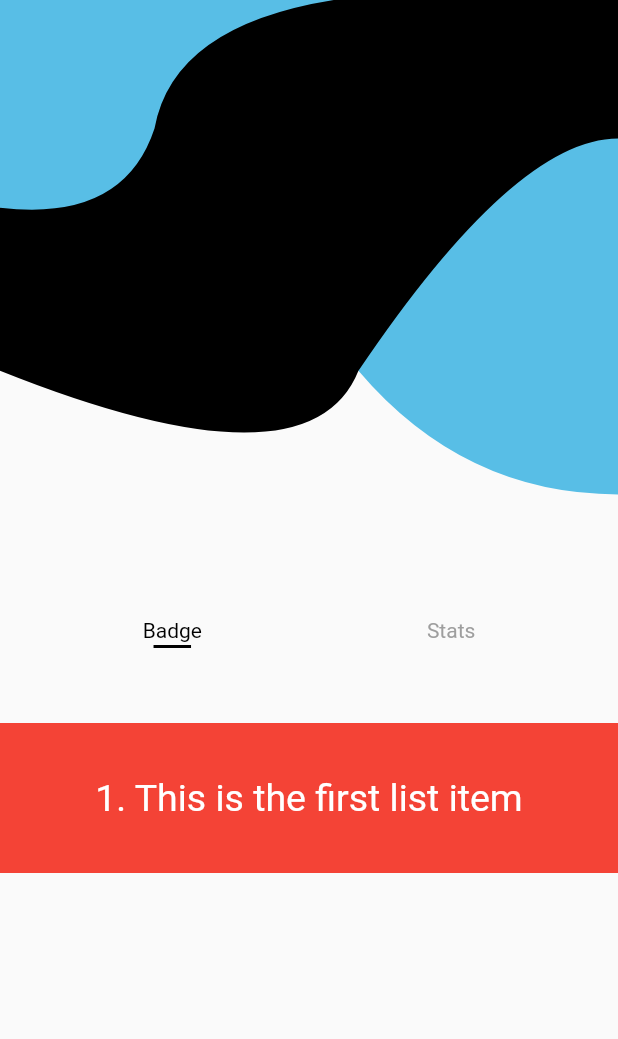
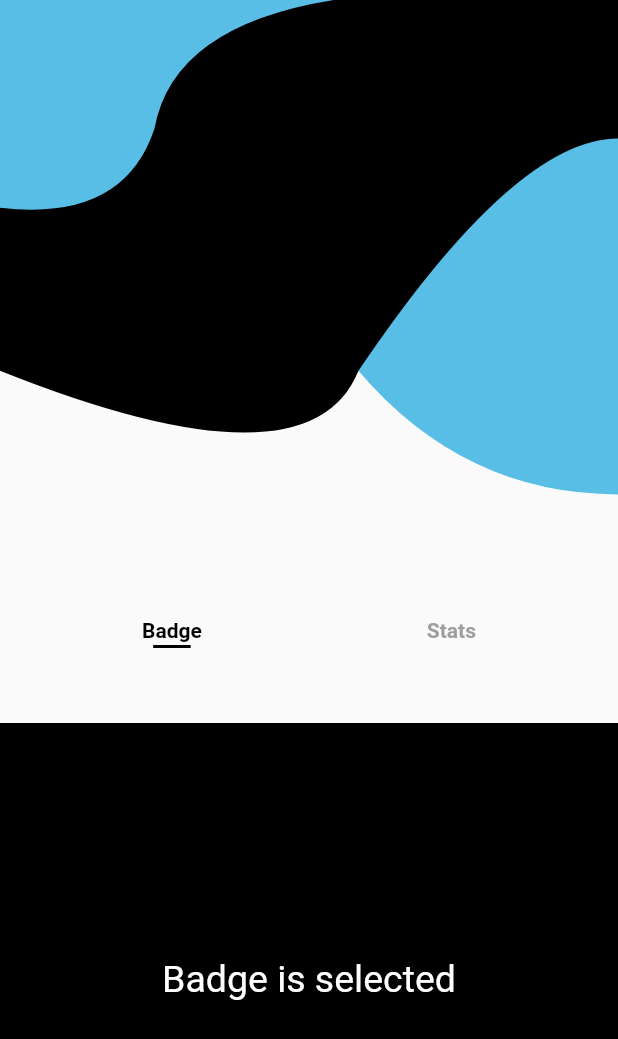
Before and after one commit to victoradepoju/Flutter-Custom-Painter, a Flutter app: the screen it shows after launch, on a phone screen of 412 x 824 dp. Shown: the top 1039 px of the screen. Run offline on Flutter 3.47's test engine with Material 2 defaults, Android fonts, the phone set to English and light mode, and no system bars.

Commit message:
adjusted dimensions

```diff
--- a/lib/main.dart
+++ b/lib/main.dart
@@ -99,6 +99,7 @@ class _MyHomePageState extends State<MyHomePage> {
                                 Text(
                                   textHeader[index],
                                   style: TextStyle(
+                                    fontWeight: FontWeight.bold,
                                     color: isSelect == index
                                         ? Colors.black
                                         : Colors.grey,
@@ -121,8 +122,7 @@ class _MyHomePageState extends State<MyHomePage> {
               ),
             ),
             const SizedBox(height: 20),
-            SizedBox(
-              height: 100,
+            Expanded(
               child: ListView(
                 physics: const NeverScrollableScrollPhysics(
                     parent: NeverScrollableScrollPhysics()),
@@ -131,20 +131,20 @@ class _MyHomePageState extends State<MyHomePage> {
                 children: [
                   Container(
                     width: MediaQuery.of(context).size.width,
-                    color: Colors.red,
+                    color: Colors.black,
                     child: const Center(
                       child: Text(
-                        '1. This is the first list item',
+                        'Badge is selected',
                         style: TextStyle(fontSize: 25, color: Colors.white),
                       ),
                     ),
                   ),
                   Container(
                     width: MediaQuery.of(context).size.width,
-                    color: Colors.blue,
+                    color: const Color.fromRGBO(88, 190, 230, 1),
                     child: const Center(
                       child: Text(
-                        '2. This is the second list item',
+                        'Stats is selected',
                         style: TextStyle(fontSize: 25, color: Colors.white),
                       ),
                     ),
```
